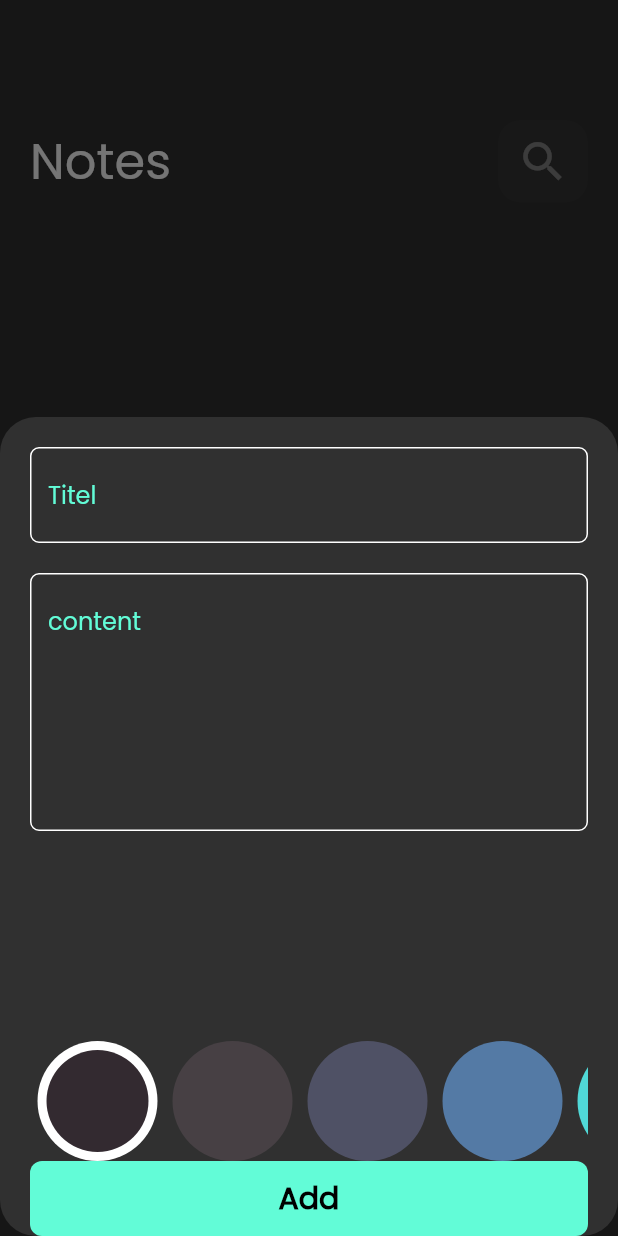
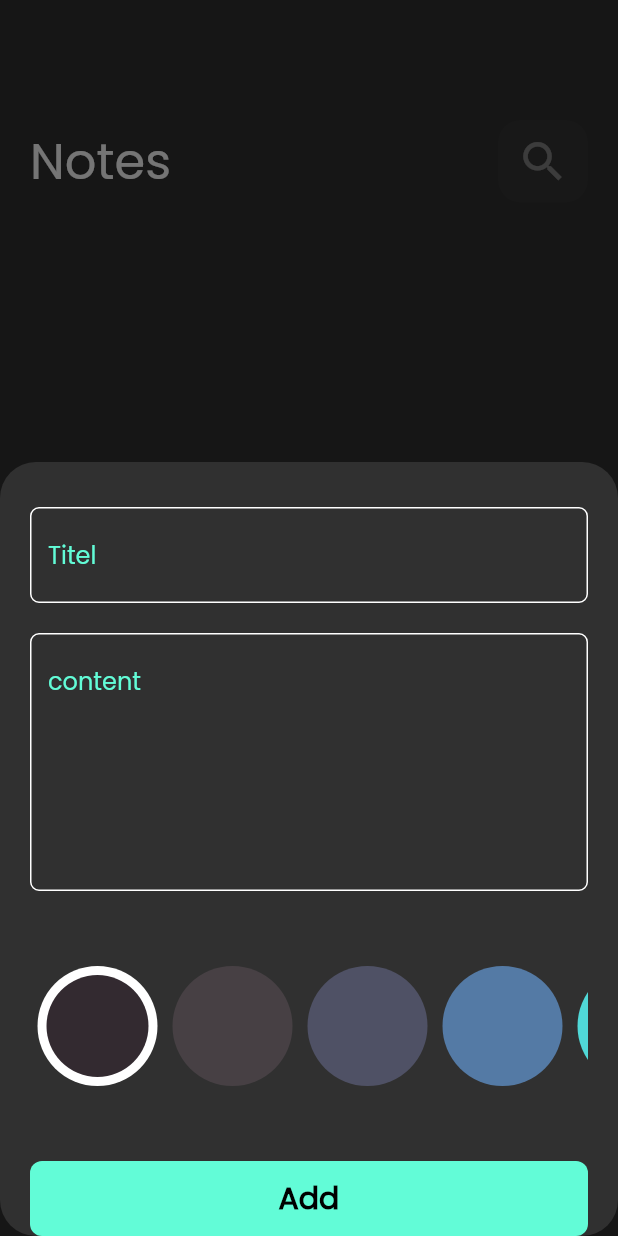
Before and after one commit to ahmed222002182002/project_note_app, a Flutter app: the screen it shows after launch, after a tap on the "add" icon, on a phone screen of 412 x 824 dp. Run offline on Flutter 3.47's test engine with Material 2 defaults, Android fonts, the light colour scheme and no system bars; our stand-ins replace flutter_bloc, hive, hive_flutter; accounts and stored records are empty; statements that could not run were skipped.

Commit message:
pereforms bootom sheet

```diff
--- a/lib/custom_widget/show_model_sheet.dart
+++ b/lib/custom_widget/show_model_sheet.dart
@@ -1,6 +1,5 @@
 import 'package:flutter/cupertino.dart';
 import 'package:flutter_bloc/flutter_bloc.dart';
-import 'package:modal_progress_hud_nsn/modal_progress_hud_nsn.dart';
 import 'package:notes_app_project/cubit/NotesCubit/cubit_notes.dart';
 import 'package:notes_app_project/cubit/create_cubit.dart';
 import 'package:notes_app_project/cubit/state_cubit.dart';
@@ -24,7 +23,7 @@ class ShowModelButtonSheet extends StatelessWidget {
             return AbsorbPointer(
               absorbing: state is lodingstate?true:false,
               child: Padding(
-                padding:  EdgeInsets.only(top: 20,right: 20,left: 20,
+                padding:  EdgeInsets.only(top: 30,right: 20,left: 20,
                     bottom:MediaQuery.of(context).viewInsets.bottom,
 
                 ),
--- a/lib/custom_widget/widget_form.dart
+++ b/lib/custom_widget/widget_form.dart
@@ -40,9 +40,12 @@ class _FormWidgetState extends State<FormWidget> {
             maxlines: 6,
           ),
           const SizedBox(
-            height: 140,
+            height: 50,
           ),
           const CriclList(),
+          const SizedBox(
+            height: 50,
+          ),
           BlocBuilder<Sheetecubit,Stateallt>(
             builder: (context, state) {
               return CustomAddButton(
@@ -63,6 +66,7 @@ class _FormWidgetState extends State<FormWidget> {
 
                 },
               );
+
             }
           ),
         ],
```
